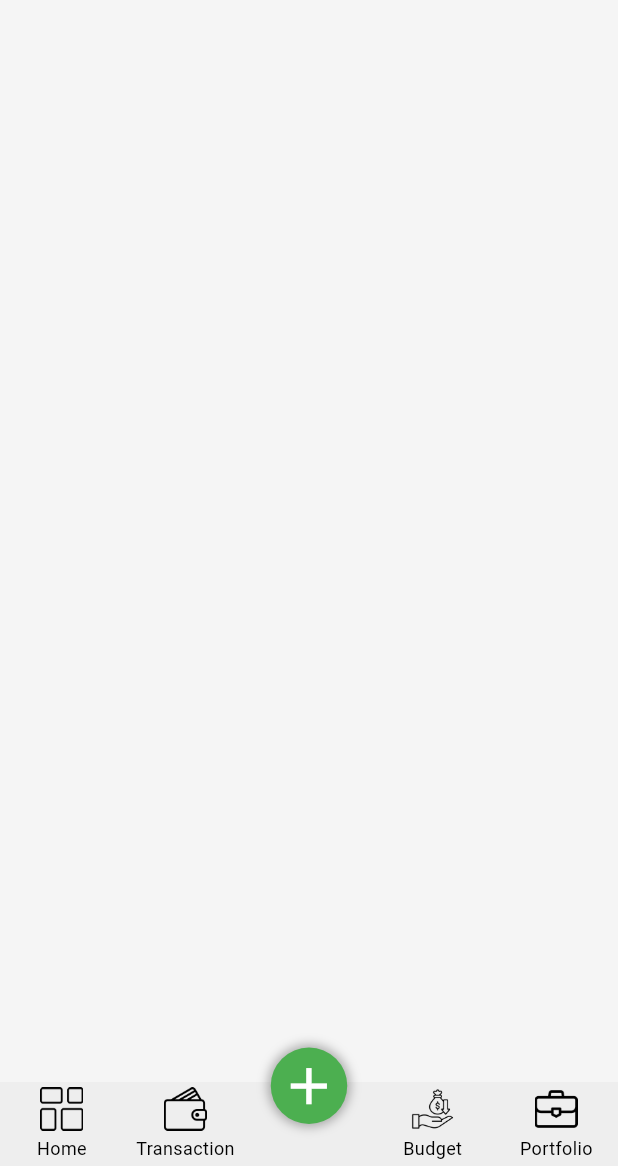
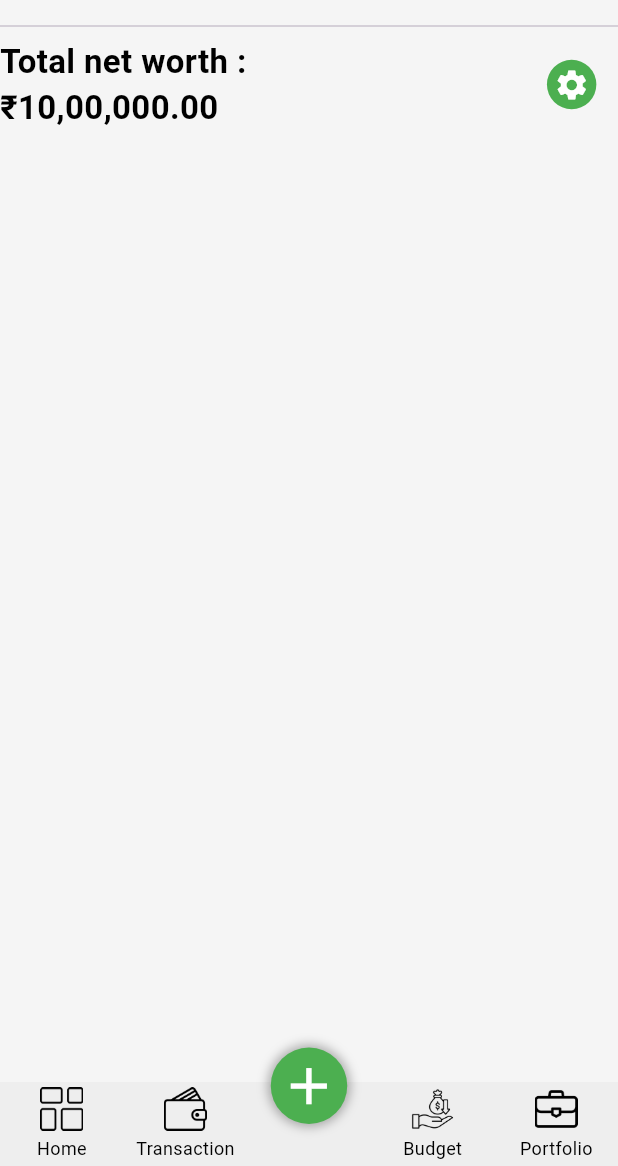
Before and after one commit to ArslanXXQazi/Finance-Tracker, a Flutter app: the screen it shows after launch, on a phone screen of 412 x 824 dp, the part 70-1236 px from its top. Run offline on Flutter 3.47's test engine with Material 3 defaults, Android fonts, the phone set to English and light mode, and no system bars; drawn by our look-alikes of persistent_bottom_nav_bar; our stand-ins replace flutter_animate.

Commit message:
Update home_nav_view.dart

```diff
--- a/finance_tracker/lib/src/views/nav_bar_view/home_nav_view/home_nav_view.dart
+++ b/finance_tracker/lib/src/views/nav_bar_view/home_nav_view/home_nav_view.dart
@@ -20,6 +20,33 @@ class HomeNavView extends StatelessWidget {
           ImageIcon(AssetImage(Appimages.more),size: width*.09),
         ],
       ),
+      body: Column(
+        mainAxisAlignment: MainAxisAlignment.start,
+        children: [
+        Divider(),
+        Row(
+
+          children: [
+          Expanded(
+             flex: 85,
+              child: Column(
+
+                crossAxisAlignment: CrossAxisAlignment.start,
+                children: [
+            BoldText(text: 'Total net worth :',fontSize: 22,),
+            BoldText(text: '₹10,00,000.00',fontSize: 22,),
+          ],)),
+          Expanded(
+            flex: 15,
+              child: Column(children: [
+              CircleAvatar(
+                backgroundColor: Colors.green,
+                radius: width*.04,
+                child: Icon(Icons.settings,color: Colors.white,),
+              )
+          ],)),
+        ],)
+      ],),
     );
   }
 }
```
